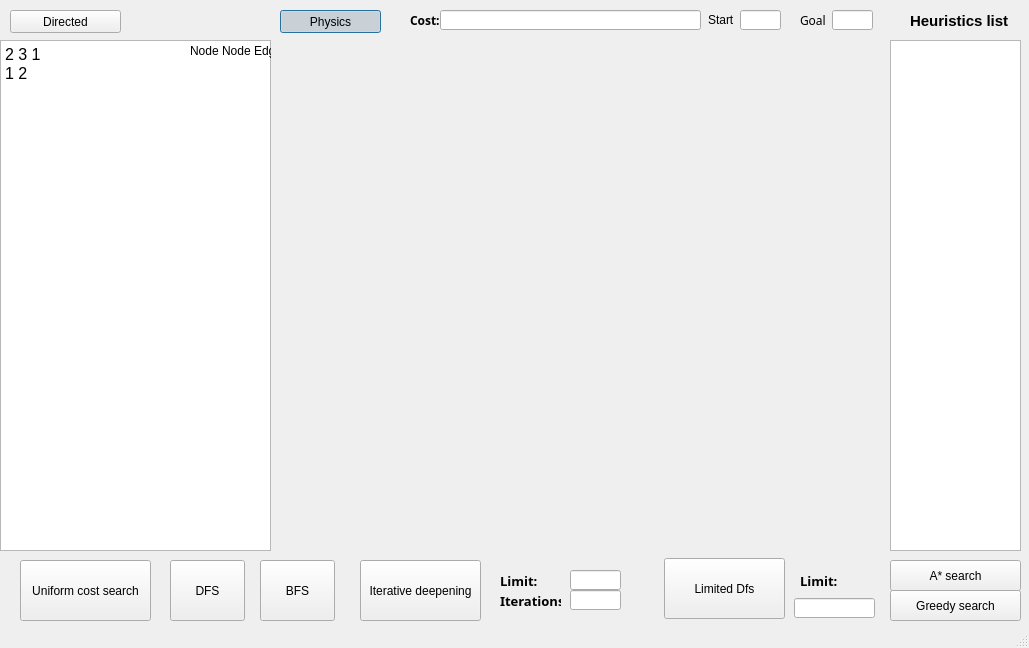
Old version of the form AI.ui in the repository oaayoub/Graph-Solver.
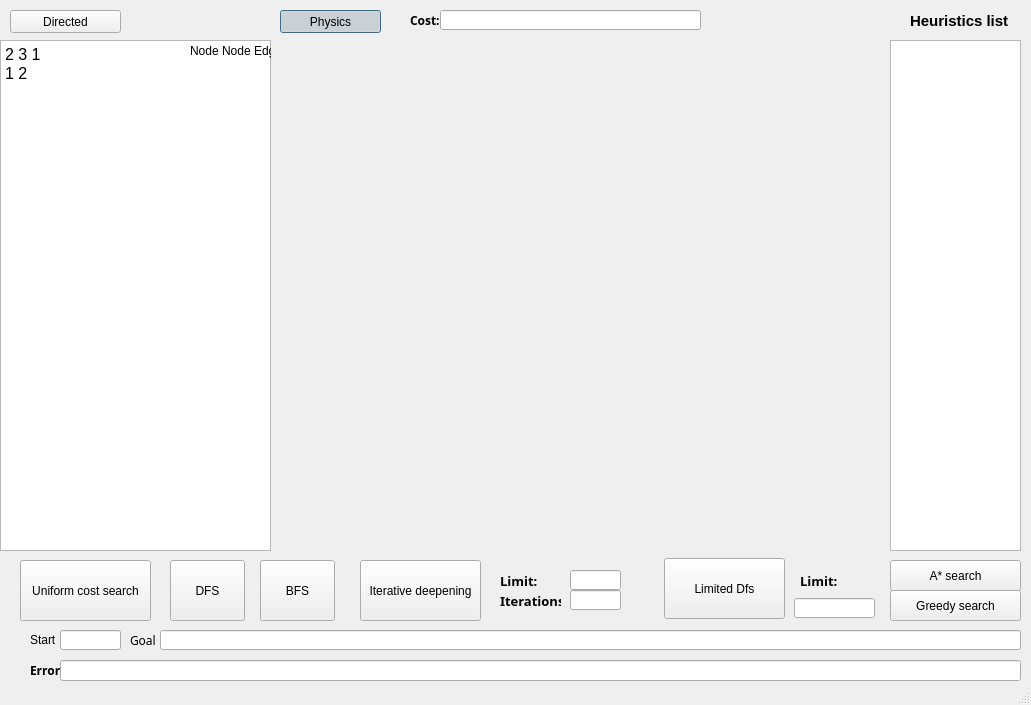
New version of the form.

What changed in the file:
```diff
--- a/AI.ui
+++ b/AI.ui
@@ -6,8 +6,8 @@
    <rect>
     <x>0</x>
     <y>0</y>
-    <width>1029</width>
-    <height>648</height>
+    <width>1031</width>
+    <height>705</height>
    </rect>
   </property>
   <property name="font">
@@ -144,9 +144,9 @@
    <widget class="QLineEdit" name="Start_line_edit">
     <property name="geometry">
      <rect>
-      <x>740</x>
-      <y>10</y>
-      <width>41</width>
+      <x>60</x>
+      <y>630</y>
+      <width>61</width>
       <height>20</height>
      </rect>
     </property>
@@ -154,24 +154,11 @@
      <string>Start Node</string>
     </property>
    </widget>
-   <widget class="QLineEdit" name="goal_lineEdit">
-    <property name="geometry">
-     <rect>
-      <x>832</x>
-      <y>10</y>
-      <width>41</width>
-      <height>20</height>
-     </rect>
-    </property>
-    <property name="statusTip">
-     <string>Goal Node</string>
-    </property>
-   </widget>
    <widget class="QLabel" name="Start_label">
     <property name="geometry">
      <rect>
-      <x>708</x>
-      <y>10</y>
+      <x>30</x>
+      <y>630</y>
       <width>41</width>
       <height>20</height>
      </rect>
@@ -188,8 +175,8 @@
    <widget class="QLabel" name="Goal_label">
     <property name="geometry">
      <rect>
-      <x>800</x>
-      <y>10</y>
+      <x>130</x>
+      <y>630</y>
       <width>31</width>
       <height>20</height>
      </rect>
@@ -456,6 +443,50 @@
      <string>Heuristics list</string>
     </property>
    </widget>
+   <widget class="QLabel" name="Error_Label">
+    <property name="geometry">
+     <rect>
+      <x>30</x>
+      <y>660</y>
+      <width>41</width>
+      <height>21</height>
+     </rect>
+    </property>
+    <property name="font">
+     <font>
+      <family>Yu Gothic UI Semibold</family>
+      <pointsize>9</pointsize>
+      <weight>75</weight>
+      <bold>true</bold>
+     </font>
+    </property>
+    <property name="text">
+     <string>Error</string>
+    </property>
+   </widget>
+   <widget class="QLineEdit" name="Error_lineedit">
+    <property name="geometry">
+     <rect>
+      <x>60</x>
+      <y>660</y>
+      <width>961</width>
+      <height>21</height>
+     </rect>
+    </property>
+   </widget>
+   <widget class="QLineEdit" name="goal_lineEdit">
+    <property name="geometry">
+     <rect>
+      <x>160</x>
+      <y>630</y>
+      <width>861</width>
+      <height>20</height>
+     </rect>
+    </property>
+    <property name="statusTip">
+     <string>Goal Node</string>
+    </property>
+   </widget>
   </widget>
   <widget class="QStatusBar" name="statusbar"/>
  </widget>
```
